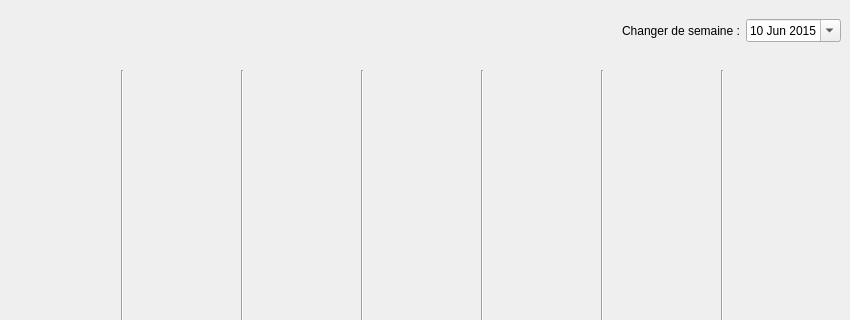
Qt form LO21app/agendaview.ui (mmewen/LO21) before a commit; both pictures show x 0 to 850 and y 0 to 320 of the 850 by 650 pixel window.
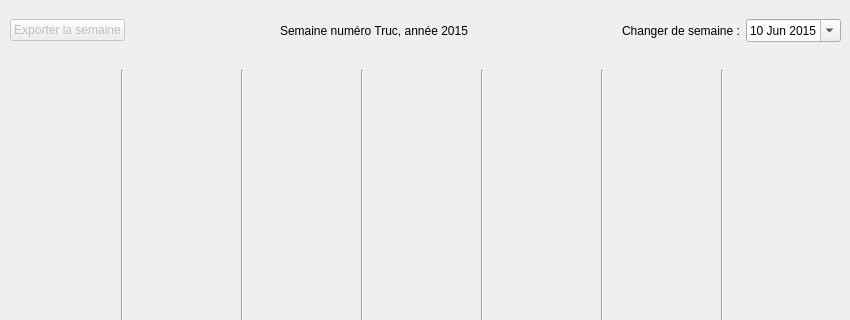
The same form after that commit.

Diff of the .ui file:
```diff
--- a/LO21app/agendaview.ui
+++ b/LO21app/agendaview.ui
@@ -104,6 +104,19 @@
     </rect>
    </property>
    <layout class="QHBoxLayout" name="hLayoutSelectSemaine">
+    <item>
+     <widget class="QPushButton" name="Exporterlasemaine">
+      <property name="enabled">
+       <bool>false</bool>
+      </property>
+      <property name="text">
+       <string>Exporter la semaine</string>
+      </property>
+      <property name="flat">
+       <bool>false</bool>
+      </property>
+     </widget>
+    </item>
     <item>
      <spacer name="horizontalSpacer">
       <property name="orientation">
@@ -120,6 +133,26 @@
       </property>
      </spacer>
     </item>
+    <item>
+     <widget class="QLabel" name="label_2">
+      <property name="text">
+       <string>Semaine numéro Truc, année 2015</string>
+      </property>
+     </widget>
+    </item>
+    <item>
+     <spacer name="horizontalSpacer_2">
+      <property name="orientation">
+       <enum>Qt::Horizontal</enum>
+      </property>
+      <property name="sizeHint" stdset="0">
+       <size>
+        <width>40</width>
+        <height>20</height>
+       </size>
+      </property>
+     </spacer>
+    </item>
     <item>
      <widget class="QLabel" name="label">
       <property name="text">
```
Left out of the diff: 6 changed lines with no effect on the pictures.
